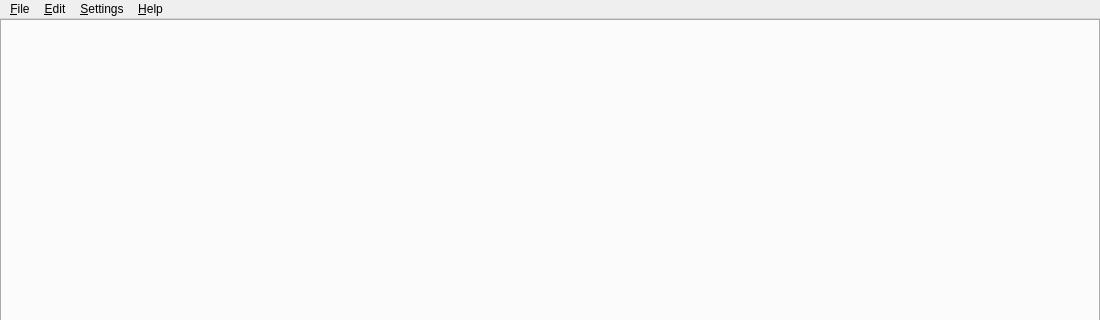
Old version of the form src_new/ui/designer/main_window.ui in the repository ThePi1/SPT-Trader-Builder; both pictures show x 0 to 1100 and y 0 to 320 of the 1100 by 700 pixel window.
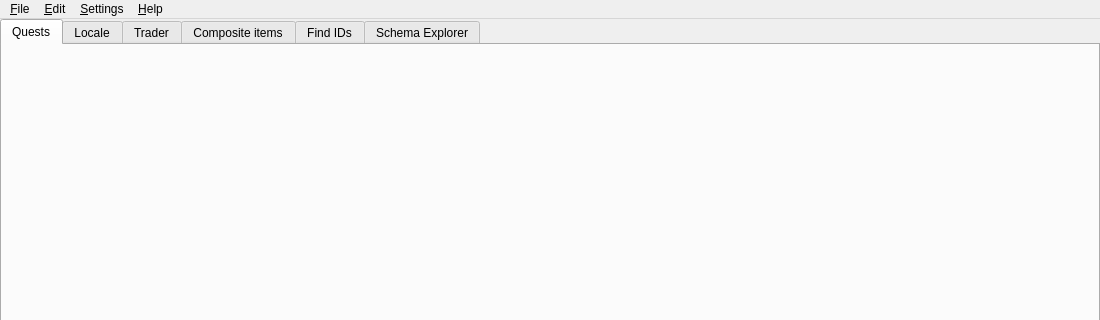
New version of the form.

Commit message:
Define the tabs in the main window's Designer file
main_window.ui now has an empty page for each tab (page_quests, page_locale,
...) holding its title and position. At start-up the code swaps each page for
the real widget, keeping what the page had in Designer (title, tooltip, icon),
so tabs can be renamed or reordered in Designer. A page the code does not know
about, or a missing one, stops the program with a message naming the pages.

What changed in the file:
```diff
--- a/src_new/ui/designer/main_window.ui
+++ b/src_new/ui/designer/main_window.ui
@@ -31,7 +31,41 @@
      <number>0</number>
     </property>
     <item>
-     <widget class="QTabWidget" name="tabs"/>
+     <widget class="QTabWidget" name="tabs">
+      <property name="currentIndex">
+       <number>0</number>
+      </property>
+      <widget class="QWidget" name="page_quests">
+       <attribute name="title">
+        <string>Quests</string>
+       </attribute>
+      </widget>
+      <widget class="QWidget" name="page_locale">
+       <attribute name="title">
+        <string>Locale</string>
+       </attribute>
+      </widget>
+      <widget class="QWidget" name="page_trader">
+       <attribute name="title">
+        <string>Trader</string>
+       </attribute>
+      </widget>
+      <widget class="QWidget" name="page_composite">
+       <attribute name="title">
+        <string>Composite items</string>
+       </attribute>
+      </widget>
+      <widget class="QWidget" name="page_find_ids">
+       <attribute name="title">
+        <string>Find IDs</string>
+       </attribute>
+      </widget>
+      <widget class="QWidget" name="page_explorer">
+       <attribute name="title">
+        <string>Schema Explorer</string>
+       </attribute>
+      </widget>
+     </widget>
     </item>
    </layout>
   </widget>
```
The commit also changes 4 other files.
